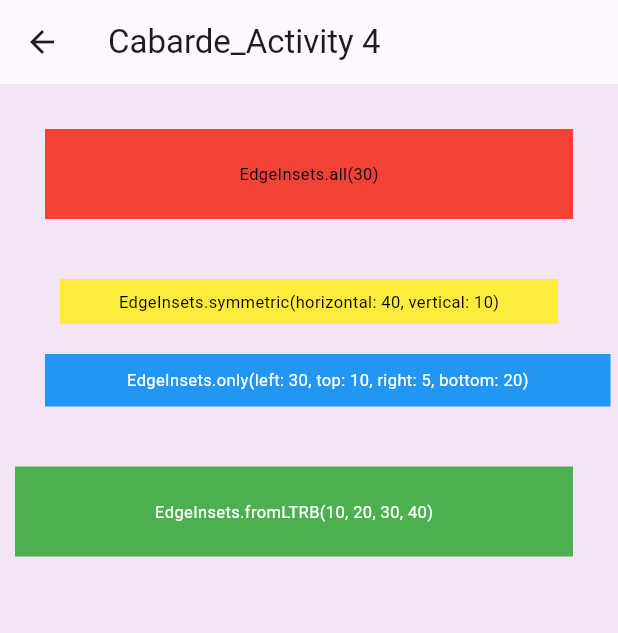
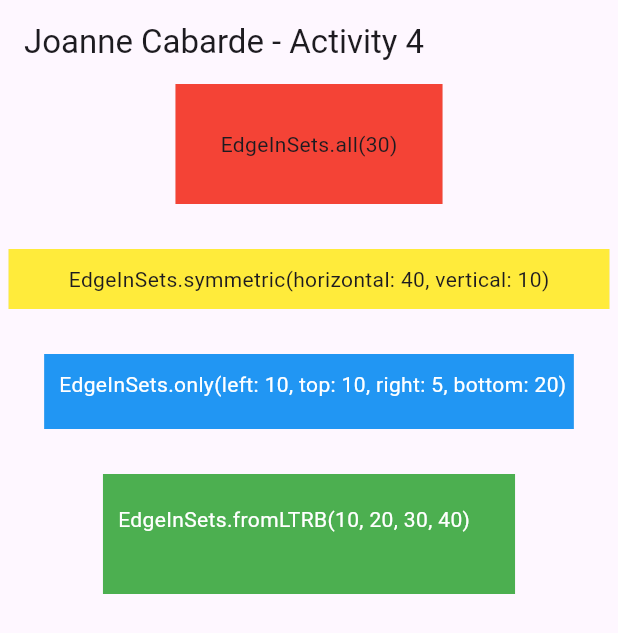
Before and after one commit to JollinAnnie/CCE106-Activities, a Flutter app: the Edgeinsets screen opened directly, on a phone screen of 412 x 824 dp. Shown: the top 633 px of the screen. Run offline on Flutter 3.47's test engine with Material 3 defaults, Android fonts, the phone set to English and light mode, and no system bars.

Commit message:
edgeinsets activity 4

```diff
--- a/lib/edgeinsets.dart
+++ b/lib/edgeinsets.dart
@@ -3,62 +3,59 @@ import 'package:flutter/material.dart';
 class Edgeinsets extends StatelessWidget {
   const Edgeinsets({super.key});
 
-  Widget edgeBox(String text, Color color, EdgeInsets margin, double height) {
-    return Container(
-      height: height,
-      margin: margin,
-      color: color,
-      alignment: Alignment.center,
-      child: Text(
-        text,
-        style: TextStyle(
-          fontSize: 11,
-          color: color == Colors.blue || color == Colors.green
-              ? Colors.white
-              : Colors.black,
-        ),
-      ),
-    );
-  }
-
   @override
   Widget build(BuildContext context) {
     return Scaffold(
-      appBar: AppBar( title:Text('Cabarde_Activity 4'
-        ),
+      appBar: AppBar(
+        title: const Text('Joanne Cabarde - Activity 4'),
       ),
-      backgroundColor: Colors.purple.shade50,
-      body: SafeArea(
+      body: Center(
         child: Column(
           children: [
-            edgeBox(
-              'EdgeInsets.all(30)',
-              Colors.red,
-              const EdgeInsets.all(30),
-              60,
+
+            // EdgeInsets.all()
+            Container(
+              color: Colors.grey[300],
+              child: Container(
+                padding: EdgeInsets.all(30),
+                color: Colors.red,
+                child: Text('EdgeInSets.all(30)'),
+              ),
             ),
-            edgeBox(
-              'EdgeInsets.symmetric(horizontal: 40, vertical: 10)',
-              Colors.yellow,
-              const EdgeInsets.symmetric(horizontal: 40, vertical: 10),
-              30,
+
+            const SizedBox(height: 30),
+            // EdgeInsets.symmetric()
+            Container(
+              color: Colors.grey[300],
+              child: Container(
+                padding: EdgeInsets.symmetric(horizontal: 40, vertical: 10),
+                color: Colors.yellow,
+                child: Text('EdgeInSets.symmetric(horizontal: 40, vertical: 10)'),
+              ),
             ),
-            edgeBox(
-              'EdgeInsets.only(left: 30, top: 10, right: 5, bottom: 20)',
-              Colors.blue,
-              const EdgeInsets.only(
-                left: 30,
-                top: 10,
-                right: 5,
-                bottom: 20,
+
+            const SizedBox(height: 30),
+            // EdgeInsets.only()
+            Container(
+              color: Colors.grey[300],
+              child: Container(
+                padding: EdgeInsets.only(left: 10, top: 10, right: 5, bottom: 20),
+                color: Colors.blue,
+                child: Text('EdgeInSets.only(left: 10, top: 10, right: 5, bottom: 20)',
+                    style: TextStyle(color: Colors.white)),
               ),
-              35,
             ),
-            edgeBox(
-              'EdgeInsets.fromLTRB(10, 20, 30, 40)',
-              Colors.green,
-              const EdgeInsets.fromLTRB(10, 20, 30, 40),
-              60,
+
+            const SizedBox(height: 30),
+            // EdgeInsets.LTRB()
+            Container(
+              color: Colors.grey[300],
+              child: Container(
+                padding: EdgeInsets.fromLTRB(10, 20, 30, 40),
+                color: Colors.green,
+                child: Text('EdgeInSets.fromLTRB(10, 20, 30, 40)',
+                    style: TextStyle(color: Colors.white)),
+              ),
             ),
           ],
         ),
--- a/lib/main.dart
+++ b/lib/main.dart
@@ -1,6 +1,6 @@
 import 'package:flutter/material.dart';
-import 'package:joanneflutter1/pavlova.dart';
-//import 'package:joanneflutter1/edgeinsets.dart';
+// import 'package:joanneflutter1/pavlova.dart';
+import 'package:joanneflutter1/edgeinsets.dart';
 
 void main() {
   runApp(const MyApp());
@@ -17,7 +17,7 @@ class MyApp extends StatelessWidget {
 
         colorScheme: .fromSeed(seedColor: Colors.deepPurple),
       ),
-      home: Pavlova(),
+      home: const Edgeinsets(),
     );
   }
 }
```
